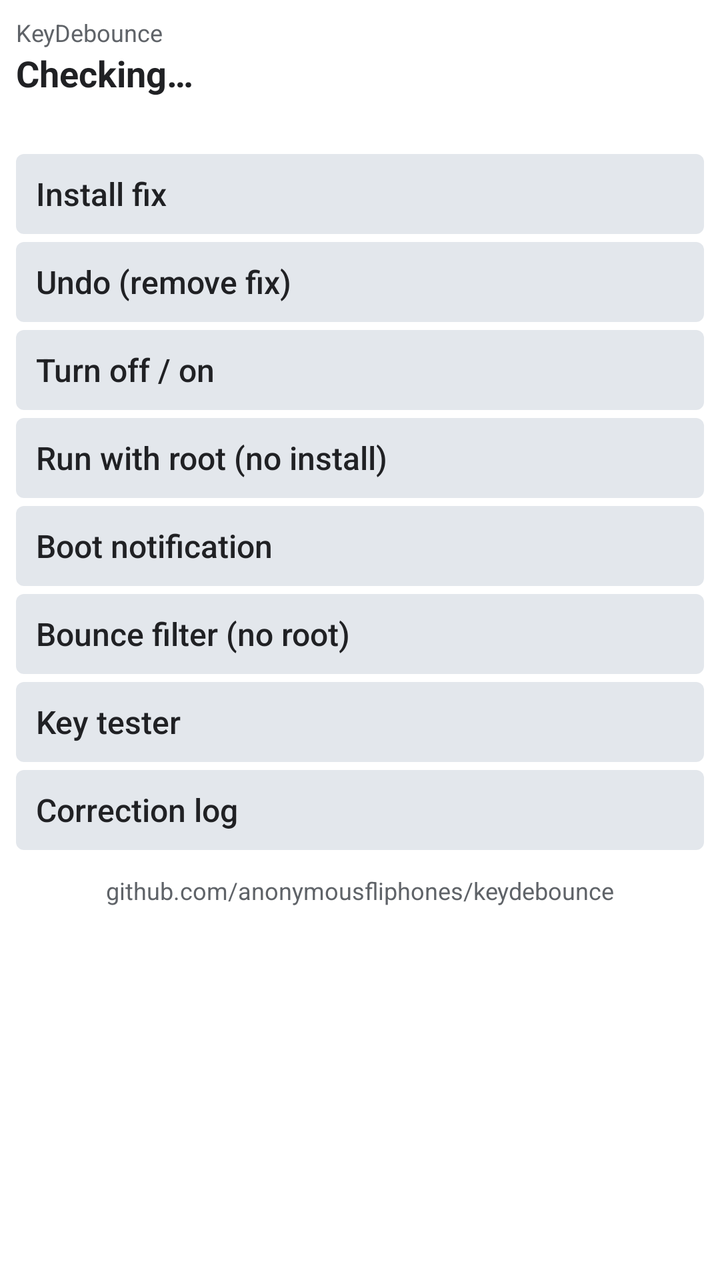
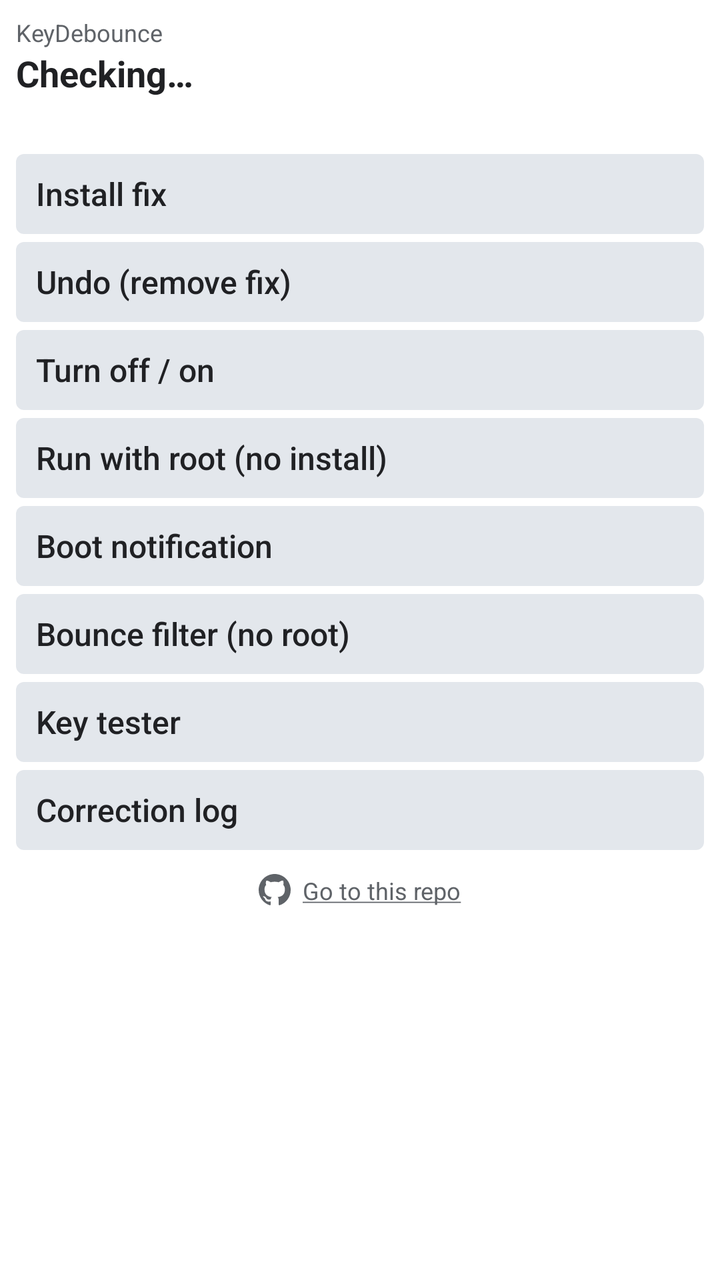

Compare the two renders of this Android layout. The source of the first and the diff that turns it into the second are given below.
<!-- AndroidManifest.xml: application theme AppTheme -->
<!-- res/layout/activity_main.xml -->
<?xml version="1.0" encoding="utf-8"?>
<ScrollView xmlns:android="http://schemas.android.com/apk/res/android"
    android:layout_width="match_parent"
    android:layout_height="match_parent">

    <LinearLayout
        style="@style/Screen"
        android:layout_height="wrap_content">

        <TextView
            style="@style/Small"
            android:layout_marginTop="0dp"
            android:text="@string/app_name" />

        <TextView
            android:id="@+id/state"
            style="@style/Headline"
            android:text="@string/checking" />

        <TextView
            android:id="@+id/details"
            style="@style/Small" />

        <Button
            android:id="@+id/install"
            style="@style/Action"
            android:layout_marginTop="8dp"
            android:text="@string/install_fix" />

        <Button
            android:id="@+id/undo"
            style="@style/Action"
            android:text="@string/undo_fix" />

        <Button
            android:id="@+id/toggle"
            style="@style/Action"
            android:text="@string/toggle" />

        <Button
            android:id="@+id/root_mode"
            style="@style/Action"
            android:text="@string/root_mode_button" />

        <Button
            android:id="@+id/boot_notify"
            style="@style/Action"
            android:text="@string/notify_main_button" />

        <Button
            android:id="@+id/bounce_filter"
            style="@style/Action"
            android:text="@string/bounce_filter_button" />

        <Button
            android:id="@+id/tester"
            style="@style/Action"
            android:text="@string/tester_title" />

        <Button
            android:id="@+id/log"
            style="@style/Action"
            android:text="@string/log_title" />

        
        <TextView
            android:id="@+id/repo_link"
            style="@style/Small"
            android:layout_marginTop="8dp"
            android:background="?android:attr/selectableItemBackground"
            android:clickable="true"
            android:focusable="true"
            android:gravity="center"
            android:padding="4dp"
            android:text="@string/repo_link" />
    </LinearLayout>
</ScrollView>
<!-- resources referenced by this layout -->
<resources>
  <string name="app_name">KeyDebounce</string>
  <string name="bounce_filter_button">Bounce filter (no root)</string>
  <string name="checking">Checking…</string>
  <string name="install_fix">Install fix</string>
  <string name="log_title">Correction log</string>
  <string name="notify_main_button">Boot notification</string>
  <string name="repo_link">github.com/anonymousfliphones/keydebounce</string>
  <string name="root_mode_button">Run with root (no install)</string>
  <string name="tester_title">Key tester</string>
  <string name="toggle">Turn off / on</string>
  <string name="undo_fix">Undo (remove fix)</string>
  <style name="Headline">
          <item name="android:layout_width">match_parent</item>
          <item name="android:layout_height">wrap_content</item>
          <item name="android:textSize">18sp</item>
          <item name="android:textStyle">bold</item>
          <item name="android:textColor">@color/text</item>
      </style>
  <style name="Screen">
          <item name="android:layout_width">match_parent</item>
          <item name="android:layout_height">match_parent</item>
          <item name="android:orientation">vertical</item>
          <item name="android:padding">8dp</item>
      </style>
  <style name="Small" parent="Body">
          <item name="android:textSize">12sp</item>
          <item name="android:textColor">@color/text_secondary</item>
      </style>
  <style name="AppTheme" parent="android:Theme.Material.Light.NoActionBar">
          <item name="android:colorPrimary">@color/accent</item>
          <item name="android:colorPrimaryDark">@color/accent_dark</item>
          <item name="android:colorAccent">@color/accent</item>
          <item name="android:windowBackground">@color/background</item>
          <item name="android:textColorPrimary">@color/text</item>
      </style>
  <color name="text">#202124</color>
  <style name="Body">
          <item name="android:layout_width">match_parent</item>
          <item name="android:layout_height">wrap_content</item>
          <item name="android:layout_marginTop">4dp</item>
          <item name="android:textSize">14sp</item>
          <item name="android:textColor">@color/text</item>
      </style>
  <color name="text_secondary">#5F6368</color>
  <color name="accent">#1565C0</color>
  <color name="accent_dark">#0D47A1</color>
  <color name="background">#FFFFFF</color>
  <color name="button">#E3E7EC</color>
  <!-- unchanged entries left out for length: 2 -->
</resources>

<!-- the commit's change to res/layout/activity_main.xml (unified diff, before → after) -->
@@ -66,11 +66,16 @@
         <TextView
             android:id="@+id/repo_link"
             style="@style/Small"
+            android:layout_width="wrap_content"
+            android:layout_gravity="center_horizontal"
             android:layout_marginTop="8dp"
             android:background="?android:attr/selectableItemBackground"
             android:clickable="true"
+            android:drawableStart="@drawable/ic_github"
+            android:drawablePadding="6dp"
+            android:drawableTint="@color/text_secondary"
             android:focusable="true"
-            android:gravity="center"
+            android:gravity="center_vertical"
             android:padding="4dp"
             android:text="@string/repo_link" />
     </LinearLayout>
<!-- resource entries referenced after the edit -->
@@ -6,7 +6,7 @@
   <string name="install_fix">Install fix</string>
   <string name="log_title">Correction log</string>
   <string name="notify_main_button">Boot notification</string>
-  <string name="repo_link">github.com/anonymousfliphones/keydebounce</string>
+  <string name="repo_link"><u>Go to this repo</u></string>
   <string name="root_mode_button">Run with root (no install)</string>
   <string name="tester_title">Key tester</string>
   <string name="toggle">Turn off / on</string>
@@ -44,6 +44,18 @@
           <item name="android:textColor">@color/text</item>
       </style>
   <color name="text_secondary">#5F6368</color>
+  <!-- drawable ic_github (drawable) -->
+  <?xml version="1.0" encoding="utf-8"?>
+  <vector xmlns:android="http://schemas.android.com/apk/res/android"
+      android:width="16dp"
+      android:height="16dp"
+      android:viewportWidth="16"
+      android:viewportHeight="16">
+      <path
+          android:fillColor="#FF000000"
+          android:fillType="evenOdd"
+          android:pathData="M8,0C3.58,0 0,3.58 0,8c0,3.54 2.29,6.53 5.47,7.59 0.4,0.07 0.55,-0.17 0.55,-0.38 0,-0.19 -0.01,-0.82 -0.01,-1.49 -2.01,0.37 -2.53,-0.49 -2.69,-0.94 -0.09,-0.23 -0.48,-0.94 -0.82,-1.13 -0.28,-0.15 -0.68,-0.52 -0.01,-0.53 0.63,-0.01 1.08,0.58 1.23,0.82 0.72,1.21 1.87,0.87 2.33,0.66 0.07,-0.52 0.28,-0.87 0.51,-1.07 -1.78,-0.2 -3.64,-0.89 -3.64,-3.95 0,-0.87 0.31,-1.59 0.82,-2.15 -0.08,-0.2 -0.36,-1.02 0.08,-2.12 0,0 0.67,-0.21 2.2,0.82 0.64,-0.18 1.32,-0.27 2,-0.27 0.68,0 1.36,0.09 2,0.27 1.53,-1.04 2.2,-0.82 2.2,-0.82 0.44,1.1 0.16,1.92 0.08,2.12 0.51,0.56 0.82,1.27 0.82,2.15 0,3.07 -1.87,3.75 -3.65,3.95 0.29,0.25 0.54,0.73 0.54,1.48 0,1.07 -0.01,1.93 -0.01,2.2 0,0.21 0.15,0.46 0.55,0.38A8.013,8.013 0 0 0 16,8c0,-4.42 -3.58,-8 -8,-8z" />
+  </vector>
   <color name="accent">#1565C0</color>
   <color name="accent_dark">#0D47A1</color>
   <color name="background">#FFFFFF</color>
